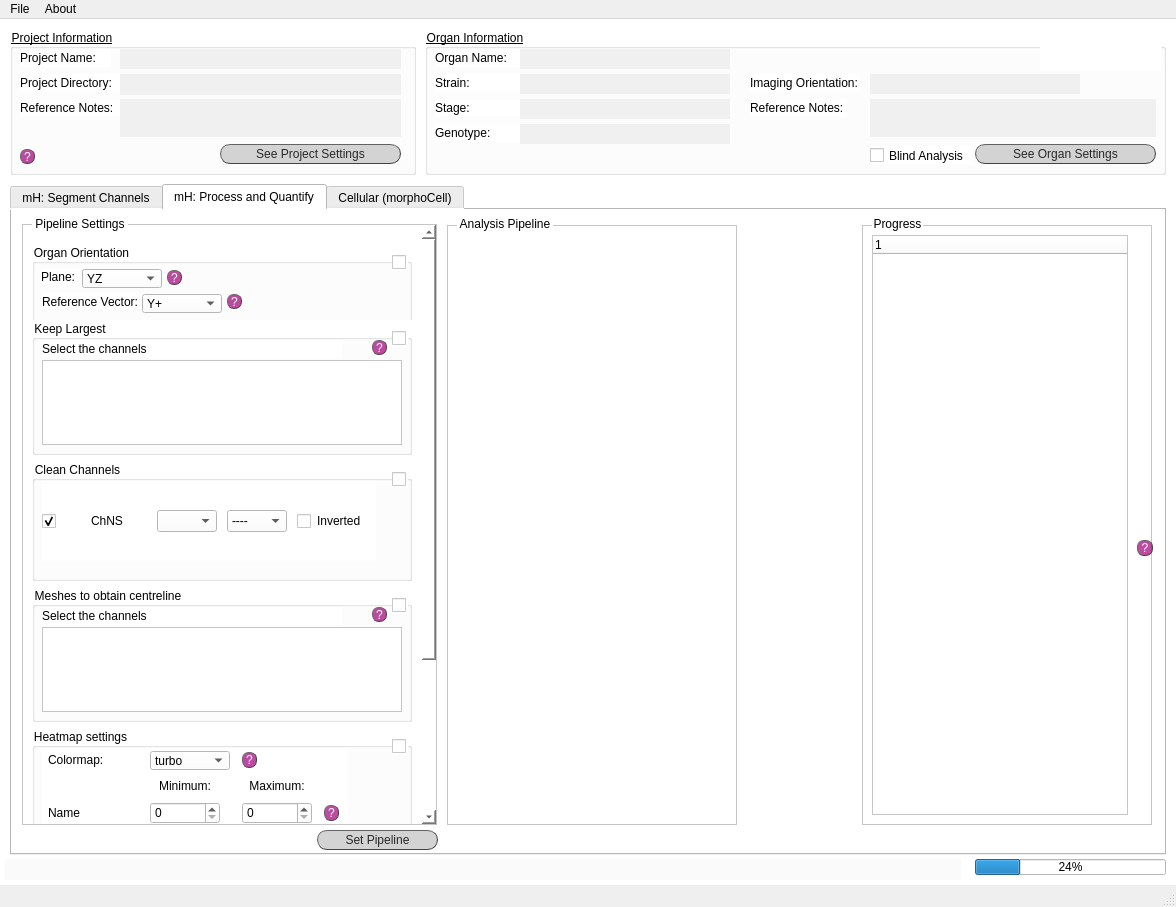
Qt form gui/main_window_screen.ui (jsanchez679/morphoHeart_rev) before a commit.
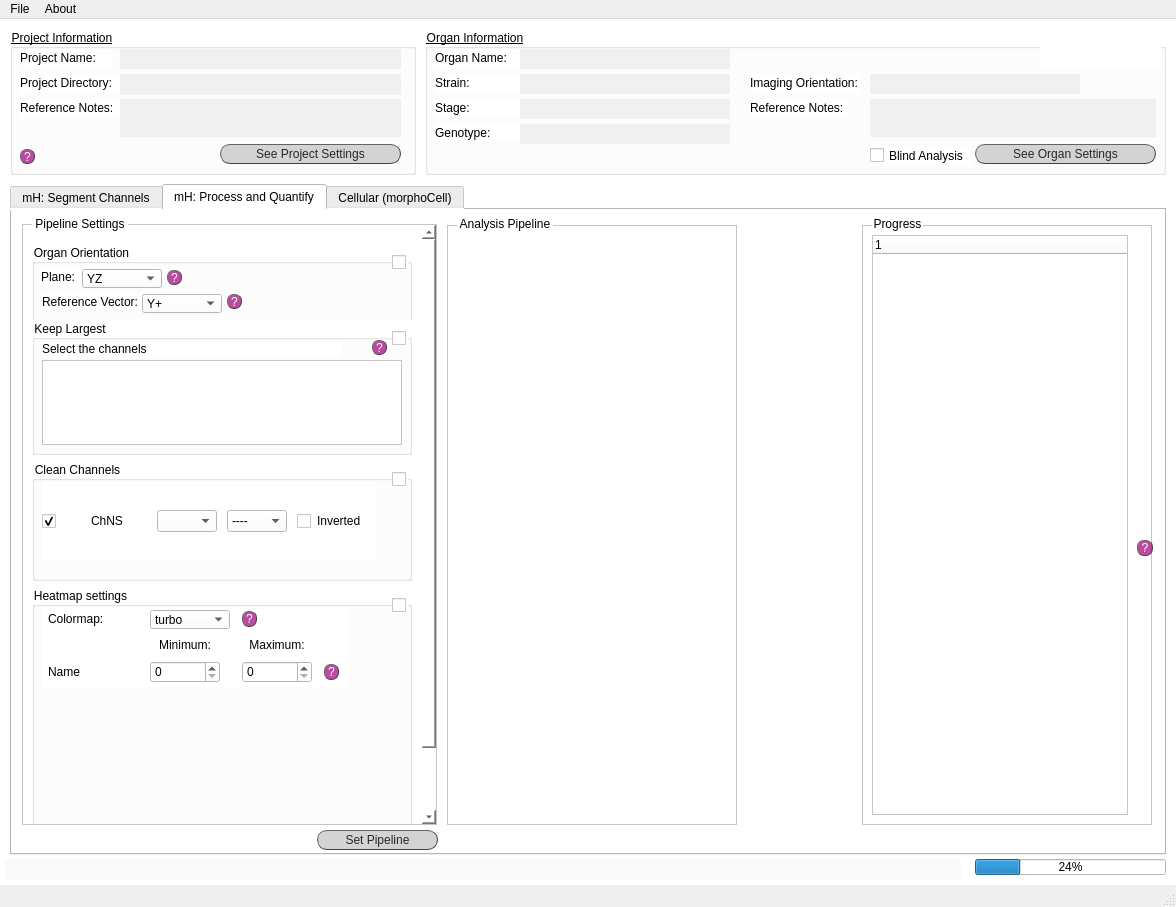
The same form after that commit.

Commit message: Solved table titles (load organs), added dark mode

What changed in the file:
```diff
--- a/gui/main_window_screen.ui
+++ b/gui/main_window_screen.ui
@@ -363,8 +363,8 @@
          <rect>
           <x>0</x>
           <y>0</y>
-          <width>402</width>
-          <height>820</height>
+          <width>398</width>
+          <height>671</height>
          </rect>
         </property>
         <layout class="QVBoxLayout" name="verticalLayout_2">
@@ -1020,149 +1020,6 @@
            </widget>
           </widget>
          </item>
-         <item>
-          <widget class="QGroupBox" name="groupBox_6">
-           <property name="sizePolicy">
-            <sizepolicy hsizetype="Preferred" vsizetype="Fixed">
-             <horstretch>0</horstretch>
-             <verstretch>0</verstretch>
-            </sizepolicy>
-           </property>
-           <property name="minimumSize">
-            <size>
-             <width>380</width>
-             <height>135</height>
-            </size>
-           </property>
-           <property name="maximumSize">
-            <size>
-             <width>380</width>
-             <height>135</height>
-            </size>
-           </property>
-           <property name="styleSheet">
-            <string notr="true">QGroupBox#proj_info{text-decoration: underline; font: 80 10pt &quot;Calibri Light&quot;;}
-</string>
-           </property>
-           <property name="title">
-            <string>Meshes to obtain centreline</string>
-           </property>
-           <widget class="QTableWidget" name="tabW_segm_3">
-            <property name="geometry">
-             <rect>
-              <x>10</x>
-              <y>40</y>
-              <width>360</width>
-              <height>85</height>
-             </rect>
-            </property>
-            <property name="sizePolicy">
-             <sizepolicy hsizetype="Fixed" vsizetype="Fixed">
-              <horstretch>0</horstretch>
-              <verstretch>0</verstretch>
-             </sizepolicy>
-            </property>
-            <property name="minimumSize">
-             <size>
-              <width>360</width>
-              <height>85</height>
-             </size>
-            </property>
-            <property name="maximumSize">
-             <size>
-              <width>360</width>
-              <height>85</height>
-             </size>
-            </property>
-            <property name="styleSheet">
-             <string notr="true">font: 25 8pt &quot;Calibri Light&quot;;</string>
-            </property>
-            <property name="verticalScrollBarPolicy">
-             <enum>Qt::ScrollBarAsNeeded</enum>
-            </property>
-            <property name="horizontalScrollBarPolicy">
-             <enum>Qt::ScrollBarAsNeeded</enum>
-            </property>
-            <property name="sizeAdjustPolicy">
-             <enum>QAbstractScrollArea::AdjustToContentsOnFirstShow</enum>
-            </property>
-           </widget>
-           <widget class="QLabel" name="lab_ch1_6">
-            <property name="geometry">
-             <rect>
-              <x>10</x>
-              <y>20</y>
-              <width>300</width>
-              <height>18</height>
-             </rect>
-            </property>
-            <property name="sizePolicy">
-             <sizepolicy hsizetype="Preferred" vsizetype="Fixed">
-              <horstretch>0</horstretch>
-              <verstretch>0</verstretch>
-             </sizepolicy>
-            </property>
-            <property name="minimumSize">
-             <size>
-              <width>300</width>
-              <height>18</height>
-             </size>
-            </property>
-            <property name="maximumSize">
-             <size>
-              <width>300</width>
-              <height>16777215</height>
-             </size>
-            </property>
-            <property name="styleSheet">
-             <string notr="true">font: 25 10pt &quot;Calibri Light&quot;;</string>
-            </property>
-            <property name="text">
-             <string>Select the channels</string>
-            </property>
-           </widget>
-           <widget class="QPushButton" name="q_orient_8">
-            <property name="geometry">
-             <rect>
-              <x>340</x>
-              <y>20</y>
-              <width>15</width>
-              <height>15</height>
-             </rect>
-            </property>
-            <property name="styleSheet">
-             <string notr="true">QPushButton{border-radius:7px;
-border-width: 1px;
-border-style: outset;
-border-color: rgb(66, 66, 66);
-background-color: rgba(162, 0, 122,180);
-color: rgb(255, 255, 255);
-font: 9pt &quot;Calibri Light&quot;;}
-
-QPushButton:hover{
-background-color: rgb(0, 0, 0);
-border-color: #672146
-}</string>
-            </property>
-            <property name="text">
-             <string>?</string>
-            </property>
-           </widget>
-           <widget class="QCheckBox" name="checkBox_4">
-            <property name="geometry">
-             <rect>
-              <x>360</x>
-              <y>10</y>
-              <width>16</width>
-              <height>17</height>
-             </rect>
-            </property>
-            <property name="text">
-             <string/>
-            </property>
-           </widget>
-          </widget>
-         </item>
          <item>
           <widget class="QGroupBox" name="groupBox_4">
            <property name="sizePolicy">
```
The commit also changes 11 other files.
